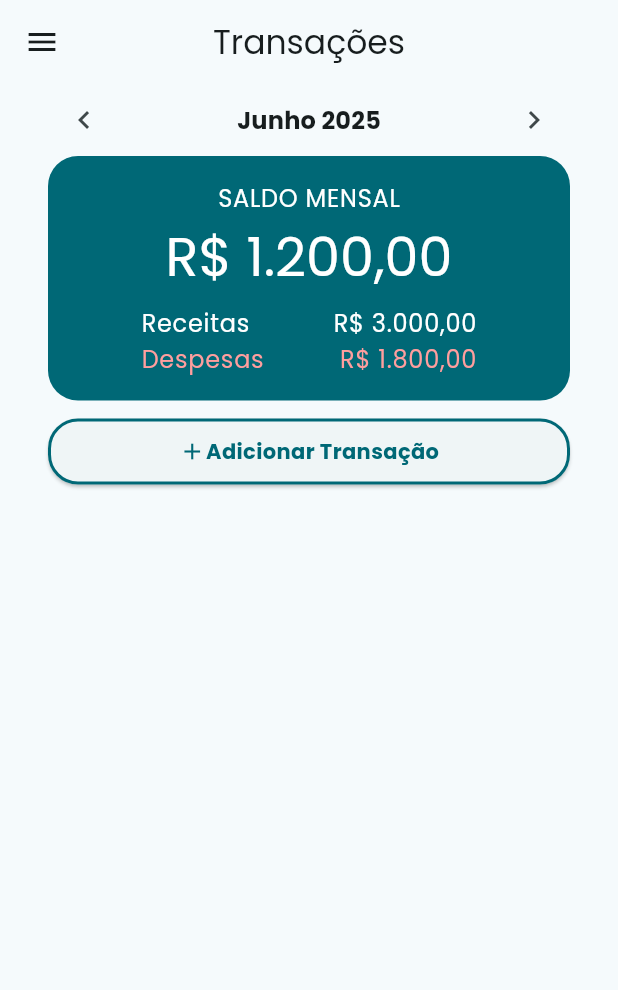
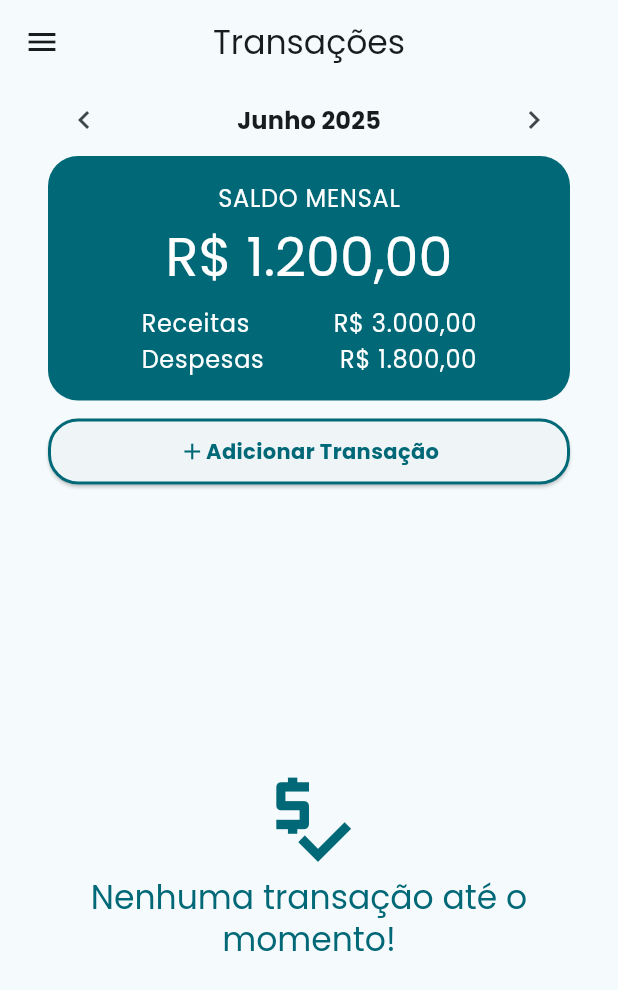
Before and after one commit to serafaleo/PennyWise-Flutter, a Flutter app: the screen it shows after launch, on a phone screen of 412 x 824 dp. Shown: the top 990 px of the screen. Run offline on Flutter 3.47's test engine with Material 3 defaults, Android fonts, the phone set to English and light mode, and no system bars; our stand-ins replace get_it, go_router, google_fonts.

Commit message:
Created transaction list template.

```diff
--- /dev/null
+++ b/lib/features/home/domain/entities/transaction.dart
@@ -0,0 +1,7 @@
+final class Transaction {
+  final String categoryName;
+  final double value;
+  final DateTime date;
+
+  Transaction({required this.categoryName, required this.value, required this.date});
+}
--- a/lib/features/home/presentation/pages/home_page.dart
+++ b/lib/features/home/presentation/pages/home_page.dart
@@ -1,8 +1,10 @@
 import 'package:flutter/material.dart';
 import 'package:pennywise/core/helpers/extension_methods/datetime_extensions.dart';
+import 'package:pennywise/features/home/domain/entities/transaction.dart';
 import 'package:pennywise/features/home/presentation/widgets/add_transaction_button.dart';
 import 'package:pennywise/features/home/presentation/widgets/balance_card.dart';
 import 'package:pennywise/features/home/presentation/widgets/month_indicator.dart';
+import 'package:pennywise/features/home/presentation/widgets/transaction_list.dart';
 
 class HomePage extends StatefulWidget {
   const HomePage({super.key});
@@ -15,6 +17,9 @@ class _HomePageState extends State<HomePage> with TickerProviderStateMixin {
   late final PageController _pageController;
   late DateTime _currentDate;
   late int _lastPageIndex;
+
+  // final _transactions = [Transaction(categoryName: 'Mercado', value: -50, date: DateTime.now())];
+  final List<Transaction> _transactions = [];
 
   @override
   void initState() {
@@ -50,6 +55,7 @@ class _HomePageState extends State<HomePage> with TickerProviderStateMixin {
                 const BalanceCard(),
                 const SizedBox(height: 10),
                 AddTransactionButton(onPressed: () {}),
+                TransactionList(transactions: _transactions),
               ],
             ),
           );
--- a/lib/features/home/presentation/widgets/balance_card.dart
+++ b/lib/features/home/presentation/widgets/balance_card.dart
@@ -5,7 +5,6 @@ class BalanceCard extends StatelessWidget {
 
   @override
   Widget build(BuildContext context) {
-    const expensesColor = Color.fromARGB(255, 255, 158, 158);
     return Container(
       decoration: BoxDecoration(color: Theme.of(context).colorScheme.primary, borderRadius: BorderRadius.circular(20)),
       child: Padding(
@@ -16,30 +15,15 @@ class BalanceCard extends StatelessWidget {
             const SizedBox(height: 5),
             Text('R\$ 1.200,00', style: Theme.of(context).textTheme.displaySmall!.copyWith(color: Theme.of(context).colorScheme.onPrimary)),
             const SizedBox(height: 10),
-            Row(
-              mainAxisAlignment: MainAxisAlignment.spaceEvenly,
-              children: [
-                Column(
-                  crossAxisAlignment: CrossAxisAlignment.start,
-                  children: [
-                    Text(
-                      'Receitas',
-                      style: Theme.of(context).textTheme.bodyLarge!.copyWith(color: Theme.of(context).colorScheme.onPrimary),
-                    ),
-                    Text('Despesas', style: Theme.of(context).textTheme.bodyLarge!.copyWith(color: expensesColor)),
-                  ],
-                ),
-                Column(
-                  crossAxisAlignment: CrossAxisAlignment.end,
-                  children: [
-                    Text(
-                      'R\$ 3.000,00',
-                      style: Theme.of(context).textTheme.bodyLarge!.copyWith(color: Theme.of(context).colorScheme.onPrimary),
-                    ),
-                    Text('R\$ 1.800,00', style: Theme.of(context).textTheme.bodyLarge!.copyWith(color: expensesColor)),
-                  ],
-                ),
-              ],
+            DefaultTextStyle(
+              style: Theme.of(context).textTheme.bodyLarge!.copyWith(color: Theme.of(context).colorScheme.onPrimary),
+              child: const Row(
+                mainAxisAlignment: MainAxisAlignment.spaceEvenly,
+                children: [
+                  Column(crossAxisAlignment: CrossAxisAlignment.start, children: [Text('Receitas'), Text('Despesas')]),
+                  Column(crossAxisAlignment: CrossAxisAlignment.end, children: [Text('R\$ 3.000,00'), Text('R\$ 1.800,00')]),
+                ],
+              ),
             ),
           ],
         ),
--- /dev/null
+++ b/lib/features/home/presentation/widgets/transaction_list.dart
@@ -0,0 +1,36 @@
+import 'package:flutter/material.dart';
+import 'package:pennywise/features/home/domain/entities/transaction.dart';
+import 'package:pennywise/features/home/presentation/widgets/transaction_list_item.dart';
+
+class TransactionList extends StatelessWidget {
+  final List<Transaction> transactions;
+
+  const TransactionList({super.key, required this.transactions});
+
+  @override
+  Widget build(BuildContext context) {
+    return Expanded(
+      child: transactions.isEmpty
+          ? Column(
+              mainAxisAlignment: MainAxisAlignment.center,
+              children: [
+                Icon(Icons.price_check, size: 75, color: Theme.of(context).colorScheme.primary),
+                Text(
+                  'Nenhuma transação até o momento!',
+                  textAlign: TextAlign.center,
+                  style: Theme.of(context).textTheme.titleLarge!.copyWith(color: Theme.of(context).colorScheme.primary),
+                ),
+              ],
+            )
+          : Expanded(
+              child: ListView.builder(
+                itemCount: transactions.length,
+                itemBuilder: (context, index) {
+                  final transaction = transactions[index];
+                  return TransactionListItem(transaction: transaction);
+                },
+              ),
+            ),
+    );
+  }
+}
--- /dev/null
+++ b/lib/features/home/presentation/widgets/transaction_list_item.dart
@@ -0,0 +1,20 @@
+import 'package:flutter/material.dart';
+import 'package:pennywise/features/home/domain/entities/transaction.dart';
+
+class TransactionListItem extends StatelessWidget {
+  final Transaction transaction;
+
+  const TransactionListItem({super.key, required this.transaction});
+
+  @override
+  Widget build(BuildContext context) {
+    return ListTile(
+      leading: const Icon(Icons.local_grocery_store),
+      title: Row(
+        mainAxisAlignment: MainAxisAlignment.spaceBetween,
+        children: [Text(transaction.categoryName), Text(transaction.value.toString())],
+      ),
+      subtitle: Text(transaction.date.toString()),
+    );
+  }
+}
```
